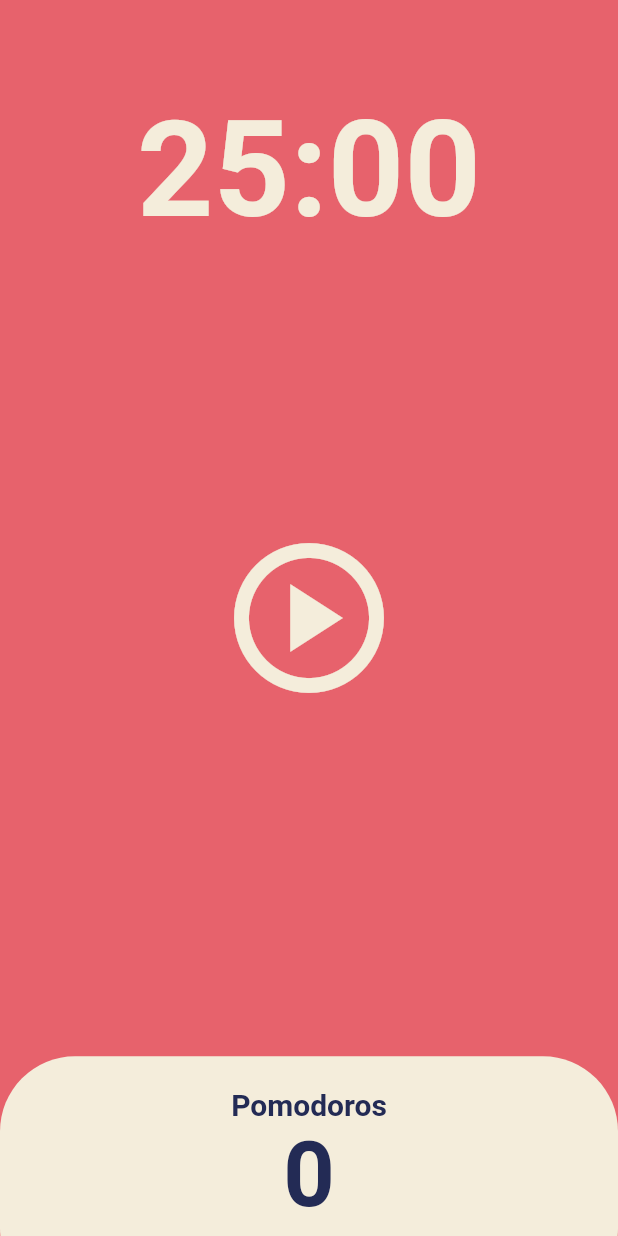
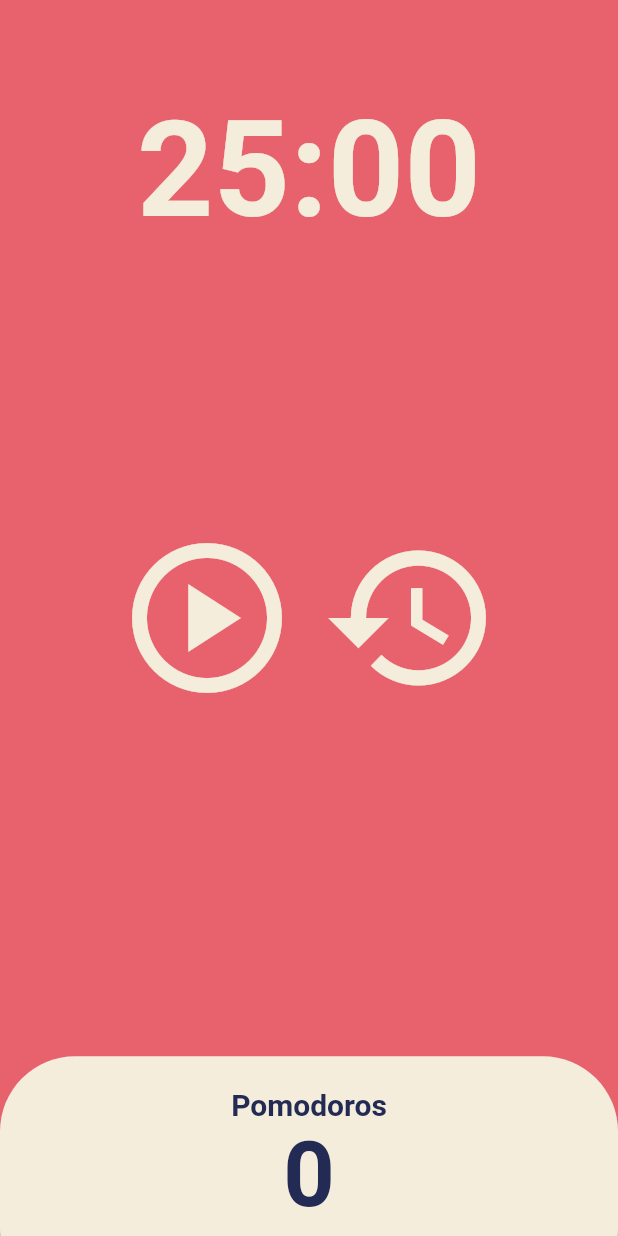
Before and after one commit to Choi-cow0525/flutter_pomodoros, a Flutter app: the screen it shows after launch, on a phone screen of 412 x 824 dp. Run offline on Flutter 3.47's test engine with Material 2 defaults, Android fonts, the phone set to English and light mode, and no system bars.

Commit message:
reset button added

```diff
--- a/lib/screens/home_screen.dart
+++ b/lib/screens/home_screen.dart
@@ -47,6 +47,14 @@ class _HomeScreenState extends State<HomeScreen> {
     });
   }
 
+  void onResetPressed() {
+    timer.cancel();
+    setState(() {
+      isRunning = false;
+      totalSeconds = twentyFiveMinutes;
+    });
+  }
+
   String format(int seconds) {
     var duration = Duration(seconds: seconds);
     var temp = duration.toString().split(".")[0];
@@ -77,7 +85,10 @@ class _HomeScreenState extends State<HomeScreen> {
           Flexible(
             flex: 3,
             child: Center(
-              child: IconButton(
+              child: Row(
+                mainAxisAlignment: MainAxisAlignment.center,
+                children: [
+                  IconButton(
                     iconSize: 120,
                     color: Theme.of(context).cardColor,
                     onPressed: isRunning ? onStopPressed : onStartPressed,
@@ -86,6 +97,16 @@ class _HomeScreenState extends State<HomeScreen> {
                           ? Icons.pause_circle_outlined
                           : Icons.play_circle_outlined,
                     ),
+                  ),
+                  IconButton(
+                    iconSize: 120,
+                    color: Theme.of(context).cardColor,
+                    onPressed: onResetPressed,
+                    icon: const Icon(
+                      Icons.restore,
+                    ),
+                  ),
+                ],
               ),
             ),
           ),
```
Lines whose indentation alone changed are shown as unchanged.
